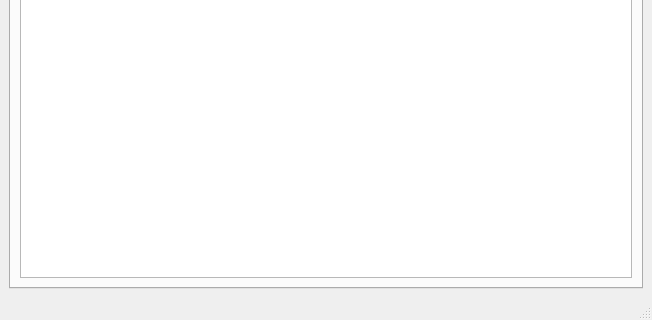
Old version of the form mainwindow.ui in the repository MoraRMod/AeropuertoPython; both pictures show x 0 to 652 and y 285 to 605 of the 652 by 605 pixel window.
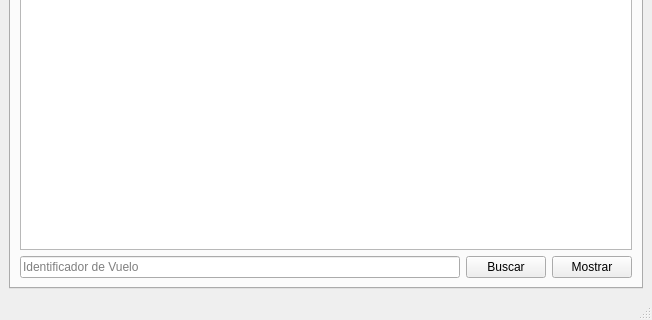
New version of the form.

Commit message: Boton de Buscar y Mostrar nuevos, asi como un lineEdit para buscar el ID

What changed in the file:
```diff
--- a/mainwindow.ui
+++ b/mainwindow.ui
@@ -129,7 +129,28 @@
         <string>Tabla</string>
        </attribute>
        <layout class="QGridLayout" name="gridLayout_4">
-        <item row="0" column="0">
+        <item row="1" column="0">
+         <widget class="QLineEdit" name="Buscar_LineEdit">
+          <property name="placeholderText">
+           <string>Identificador de Vuelo</string>
+          </property>
+         </widget>
+        </item>
+        <item row="1" column="2">
+         <widget class="QPushButton" name="MostrarTabla_PushButton">
+          <property name="text">
+           <string>Mostrar</string>
+          </property>
+         </widget>
+        </item>
+        <item row="1" column="1">
+         <widget class="QPushButton" name="Buscar_PushButton">
+          <property name="text">
+           <string>Buscar</string>
+          </property>
+         </widget>
+        </item>
+        <item row="0" column="0" colspan="3">
          <widget class="QTableWidget" name="Tablita_TableWidget"/>
         </item>
        </layout>
```
